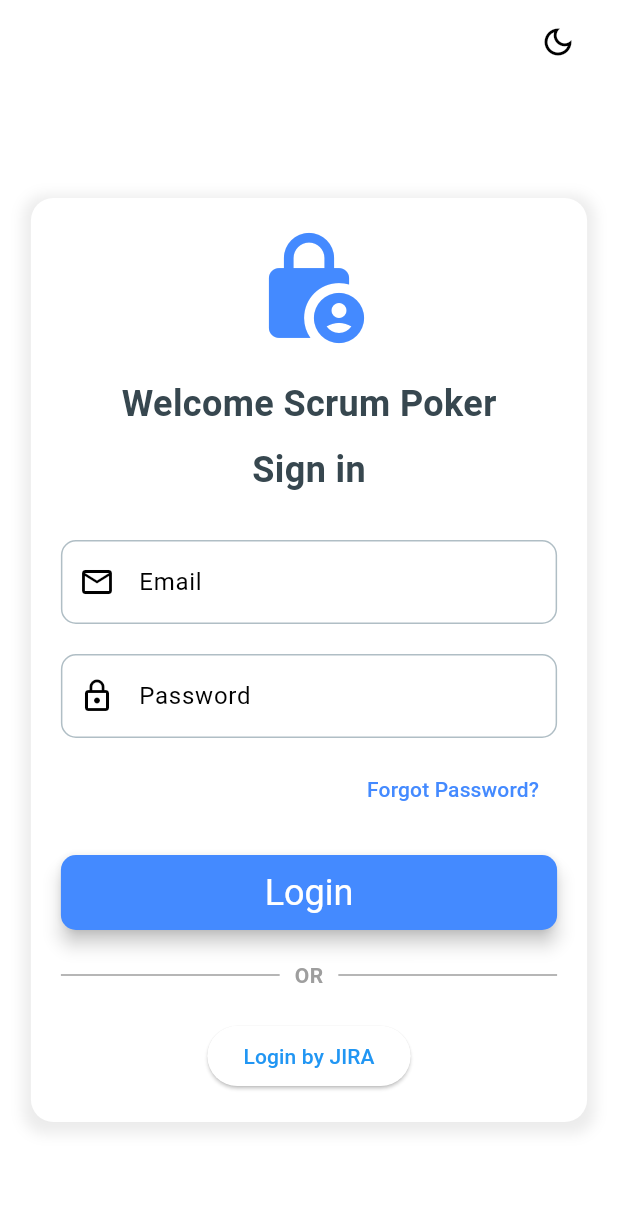
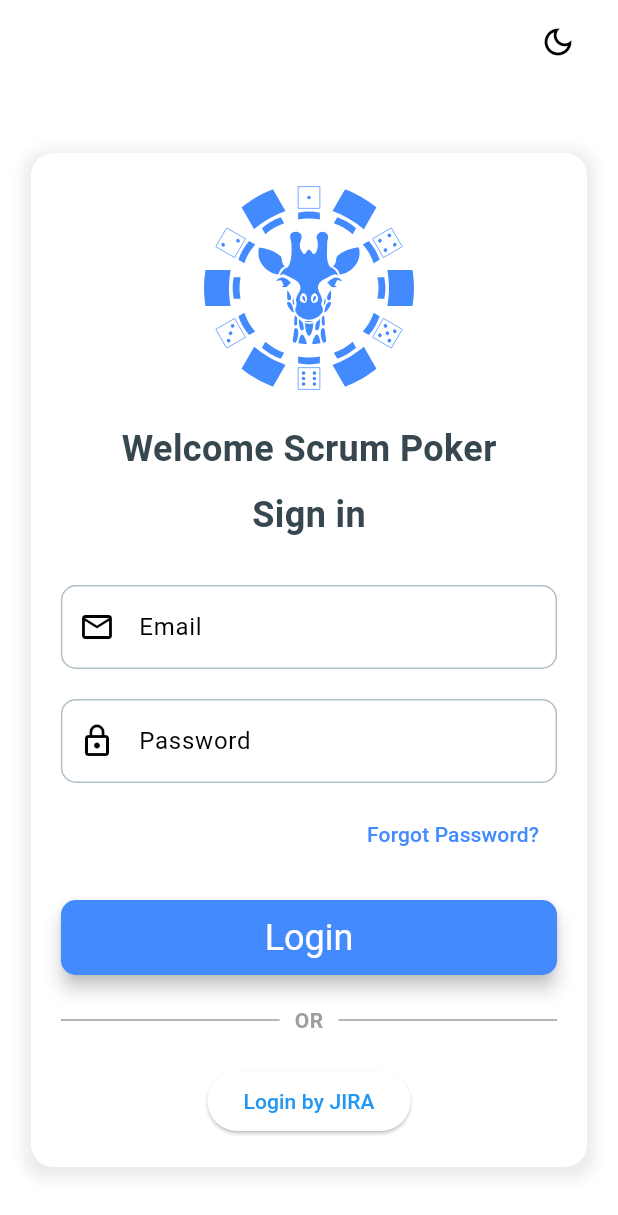
Before and after one commit to DaniloAfonseca/scrum_poker, a Flutter app: the screen it shows after launch, on a phone screen of 412 x 824 dp. Shown: the top 1215 px of the screen. Run offline on Flutter 3.47's test engine with Material 3 defaults, Android fonts, the phone set to English and light mode, and no system bars; our stand-ins replace animated_toggle_switch, cloud_firestore, firebase_auth, firebase_core, firebase_storage, fl_chart and 5 more; missing offline and left inert: dart:js_interop; accounts and stored records are empty; generated files the repository leaves out were written again.

Commit message:
added fancy logo

```diff
--- a/lib/login/login_page.dart
+++ b/lib/login/login_page.dart
@@ -1,4 +1,5 @@
 import 'package:flutter/material.dart';
+import 'package:flutter_svg/svg.dart';
 import 'package:go_router/go_router.dart';
 import 'package:scrum_poker/shared/helpers/credentials_helper.dart' as credentials_helper;
 import 'package:scrum_poker/shared/managers/jira_credentials_manager.dart';
@@ -121,7 +122,7 @@ class _LoginPageState extends State<LoginPage> {
                 child: Column(
                   mainAxisSize: MainAxisSize.min,
                   children: [
-                    const Icon(Icons.lock_person, size: 80, color: Colors.blueAccent),
+                    SvgPicture.asset('images/logo_dark_mode.svg', fit: BoxFit.contain, width: 140),
                     const SizedBox(height: 20),
                     Text(
                       'Welcome Scrum Poker',
--- a/lib/shared/widgets/app_bar.dart
+++ b/lib/shared/widgets/app_bar.dart
@@ -1,6 +1,7 @@
 import 'package:firebase_auth/firebase_auth.dart';
 import 'package:firebase_storage/firebase_storage.dart';
 import 'package:flutter/material.dart';
+import 'package:flutter_svg/svg.dart';
 import 'package:go_router/go_router.dart';
 import 'package:scrum_poker/shared/managers/settings_manager.dart';
 import 'package:scrum_poker/shared/router/go_router.dart';
@@ -39,7 +40,16 @@ class _GiraffeAppBarState extends State<GiraffeAppBar> {
     return AppBar(
       backgroundColor: theme.scaffoldBackgroundColor,
       actionsPadding: const EdgeInsets.only(right: 16.0),
-      title: widget.loginIn == true ? null : const Image(image: AssetImage('images/logo_giraffe_dark_mode.png'), fit: BoxFit.fitWidth, width: 100),
+      title: widget.loginIn == true
+          ? null
+          : Row(
+              spacing: 10,
+              children: [
+                SvgPicture.asset('images/logo_dark_mode.svg', fit: BoxFit.contain, width: 50),
+                Text('Scrum-Poker'),
+              ],
+            ),
+      //Image(image: SvgP('images/logo_giraffe_dark_mode.svg'), fit: BoxFit.fitWidth, width: 100),
       actions: [
         IconButton(
           onPressed: () {
```
Also changed, not shown: lib/voting/room_page.dart (+11 -16 lines), pubspec.yaml (+4 -4 lines), images/logo_dark_mode.svg (added), images/logo_giraffe_dark_mode.png (deleted), pubspec.lock.
